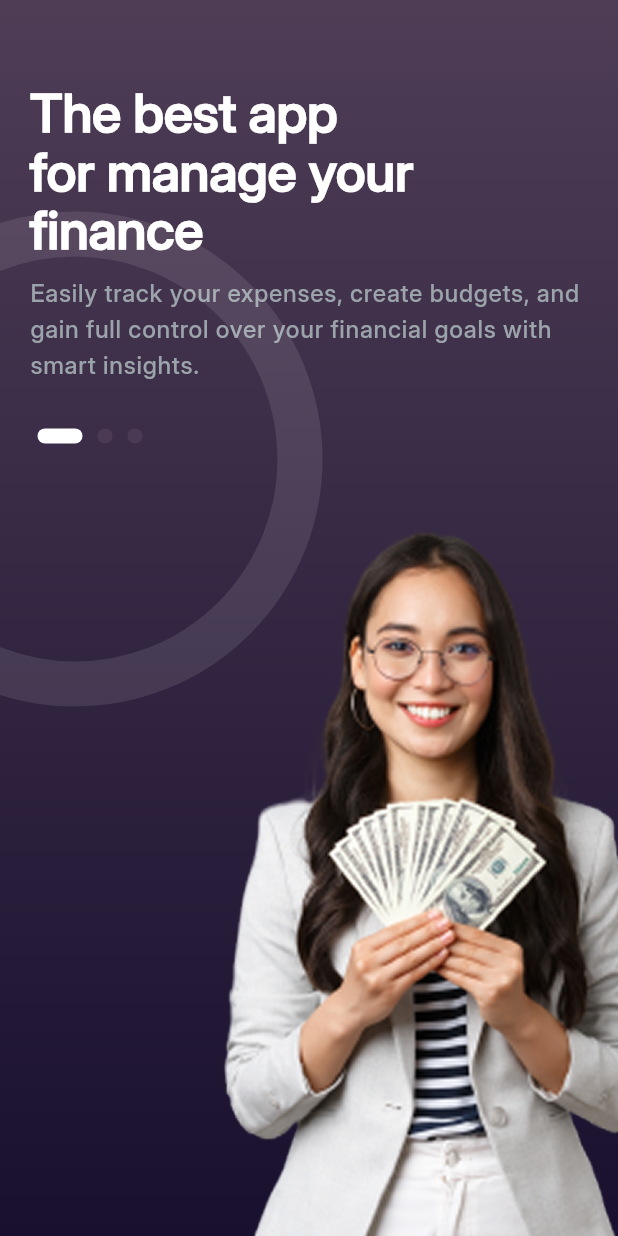
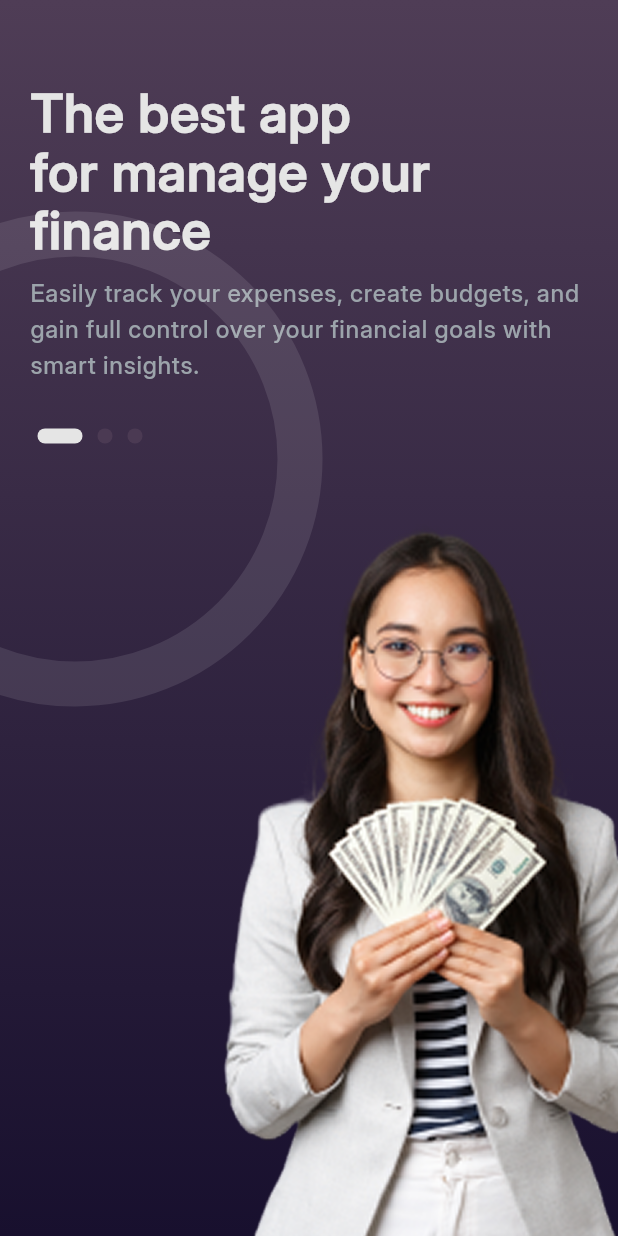
Before and after one commit to KhubaibJamal/bankee, a Flutter app: the screen it shows after launch, on a phone screen of 412 x 824 dp. Run offline on Flutter 3.47's test engine with Material 3 defaults, Android fonts, the phone set to English and light mode, and no system bars; our stand-ins replace flutter_secure_storage, flutter_svg, image_picker, lottie.

Commit message:
auth screen design

```diff
--- a/lib/presentation/core/constants/constants.dart
+++ b/lib/presentation/core/constants/constants.dart
@@ -30,4 +30,16 @@ class Constants {
       "image": MediaConstants.onboarding3,
     },
   ];
+
+  // sign in screen
+  static const String signin = "Sign In";
+  static const String welcomeBack = "Hi, Welcome Back! 👋";
+  static const String welcomeSubtitle = "Please sign in to continue your journey";
+  static const String emailAddress = "Email Address";
+  static const String password = "Password";
+  static const String forgotPassword = "Forgot Password";
+  static const String rememberMe = "Remember Me";
+  static const String dontHaveAnAccount = "Don't have an account?";
+  static const String signUp = "Sign UP";
+  static const String orSignInWith = "Or Sign in with";
 }
--- a/lib/presentation/core/theme/theme.dart
+++ b/lib/presentation/core/theme/theme.dart
@@ -230,6 +230,7 @@ ThemeData lightTheme = ThemeData(
       fontWeight: FontWeight.bold,
       color: CustomColors.primaryTextColor,
       fontFamily: 'Inter',
+      letterSpacing: 0.5,
     ),
     // Sub Heading
     displayMedium: TextStyle(
@@ -237,6 +238,7 @@ ThemeData lightTheme = ThemeData(
       fontWeight: FontWeight.w600,
       color: CustomColors.primaryTextColor,
       fontFamily: 'Inter',
+      letterSpacing: 0.5,
     ),
     // Section Heading
     displaySmall: TextStyle(
@@ -244,6 +246,7 @@ ThemeData lightTheme = ThemeData(
       fontWeight: FontWeight.w500,
       color: CustomColors.primaryTextColor,
       fontFamily: 'Inter',
+      letterSpacing: 0.5,
     ),
 
     // Card Titles
@@ -252,18 +255,21 @@ ThemeData lightTheme = ThemeData(
       fontWeight: FontWeight.w600,
       color: CustomColors.primaryTextColor,
       fontFamily: 'Inter',
+      letterSpacing: 0.5,
     ),
     headlineMedium: TextStyle(
       fontSize: 20,
       fontWeight: FontWeight.w500,
       color: CustomColors.primaryTextColor,
       fontFamily: 'Inter',
+      letterSpacing: 0.5,
     ),
     headlineSmall: TextStyle(
       fontSize: 18,
       fontWeight: FontWeight.w400,
       color: CustomColors.primaryTextColor,
       fontFamily: 'Inter',
+      letterSpacing: 0.5,
     ),
 
     // Bold Titles
@@ -272,18 +278,21 @@ ThemeData lightTheme = ThemeData(
       fontWeight: FontWeight.w700,
       color: CustomColors.primaryTextColor,
       fontFamily: 'Inter',
+      letterSpacing: 0.5,
     ),
     titleMedium: TextStyle(
       fontSize: 14,
       fontWeight: FontWeight.w600,
       color: CustomColors.primaryTextColor,
       fontFamily: 'Inter',
+      letterSpacing: 0.5,
     ),
     titleSmall: TextStyle(
       fontSize: 12,
       fontWeight: FontWeight.w500,
       color: CustomColors.primaryTextColor,
       fontFamily: 'Inter',
+      letterSpacing: 0.5,
     ),
 
     // Main body text
@@ -292,18 +301,21 @@ ThemeData lightTheme = ThemeData(
       fontWeight: FontWeight.normal,
       color: CustomColors.primaryTextColor,
       fontFamily: 'Inter',
+      letterSpacing: 0.5,
     ),
     bodyMedium: TextStyle(
       fontSize: 14,
       fontWeight: FontWeight.normal,
       color: CustomColors.primaryTextColor,
       fontFamily: 'Inter',
+      letterSpacing: 0.5,
     ),
     bodySmall: TextStyle(
       fontSize: 12,
       fontWeight: FontWeight.normal,
       color: CustomColors.primaryTextColor,
       fontFamily: 'Inter',
+      letterSpacing: 0.5,
     ),
 
     // Buttons
@@ -312,18 +324,21 @@ ThemeData lightTheme = ThemeData(
       fontWeight: FontWeight.w600,
       color: CustomColors.primaryTextColor,
       fontFamily: 'Inter',
+      letterSpacing: 0.5,
     ),
     labelMedium: TextStyle(
       fontSize: 12,
       fontWeight: FontWeight.w500,
       color: CustomColors.primaryTextColor,
       fontFamily: 'Inter',
+      letterSpacing: 0.5,
     ),
     labelSmall: TextStyle(
       fontSize: 10,
       fontWeight: FontWeight.w400,
       color: CustomColors.primaryTextColor,
       fontFamily: 'Inter',
+      letterSpacing: 0.5,
     ),
   ),
 );
@@ -336,14 +351,14 @@ class CustomColors {
   static const Color bodyTextColor = Color(0xFF9CA4AB);
   static const Color bodyGrey = Color(0xFFEFF0F1);
   static const Color textFieldHintColor = Color(0xFF78828A);
-  static const Color textFieldFillColor = Color(0xFFFFFFFF);
-  static const Color primaryScreenColor = Color(0xFFFFFFFF);
+  static const Color textFieldFillColor = Color(0xFFFDFDFD);
+  static const Color primaryScreenColor = Color(0xFFE5E5E5);
   static const Color red = Color(0xFFFF3838);
-  static Color black = Colors.black;
-  static Color white = Colors.white;
-  static Color grey = Colors.grey;
+  static const Color black = Colors.black;
+  static const Color white = Colors.white;
+  static const Color grey = Colors.grey;
   static const Color errorMessageColor = Color.fromARGB(255, 166, 4, 4);
   static const Color warningMessageColor = Color(0xFFC2AF6F);
-  static Color success = const Color(0xFF5fa777);
-  static Color card = const Color(0xFFECF1F6);
+  static const Color success = Color(0xFF5fa777);
+  static const Color card = Color(0xFFECF1F6);
 }
--- a/lib/presentation/routes/routes.dart
+++ b/lib/presentation/routes/routes.dart
@@ -1,3 +1,4 @@
+import 'package:bankee/presentation/screens/auth/signin_screen.dart';
 import 'package:bankee/presentation/screens/onboarding/onboarding_screen.dart';
 import 'package:bankee/presentation/screens/splash/splash_screen.dart';
 import 'package:flutter/material.dart';
@@ -5,6 +6,7 @@ import 'package:flutter/material.dart';
 class RouteNames {
   static const String splashScreen = 'splash_screen';
   static const String onboardingScreen = 'onboarding_screen';
+  static const String signinScreen   = 'signin_screen';
 
 
 }
@@ -20,6 +22,10 @@ class Routes {
         return MaterialPageRoute(
             builder: (BuildContext context) => const OnboardingScreen());
 
+      case RouteNames.signinScreen:
+        return MaterialPageRoute(
+            builder: (BuildContext context) => const SigninScreen());
+
       default:
         return MaterialPageRoute(
           builder: (BuildContext context) => const Center(
--- a/lib/presentation/screens/onboarding/onboarding_screen.dart
+++ b/lib/presentation/screens/onboarding/onboarding_screen.dart
@@ -1,5 +1,6 @@
 import 'package:bankee/presentation/core/constants/constants.dart';
 import 'package:bankee/presentation/core/theme/theme.dart';
+import 'package:bankee/presentation/routes/routes.dart';
 import 'package:bankee/presentation/screens/onboarding/widget/onboarding_content.dart';
 import 'package:flutter/material.dart';
 
@@ -35,7 +36,8 @@ class _OnboardingScreenState extends State<OnboardingScreen> {
             _currentPage == 2
                 ? TextButton(
                     onPressed: () {
-                      // Navigator.pushNamed(context, "/login");
+                      Navigator.pushReplacementNamed(
+                          context, RouteNames.signinScreen);
                     },
                     child: Text(
                       "Get Started",
```
Also changed, not shown: lib/presentation/screens/auth/signin_screen.dart (added, +77 -0 lines), lib/presentation/screens/widgets/custom_text_form_field.dart (+11 -26 lines).
